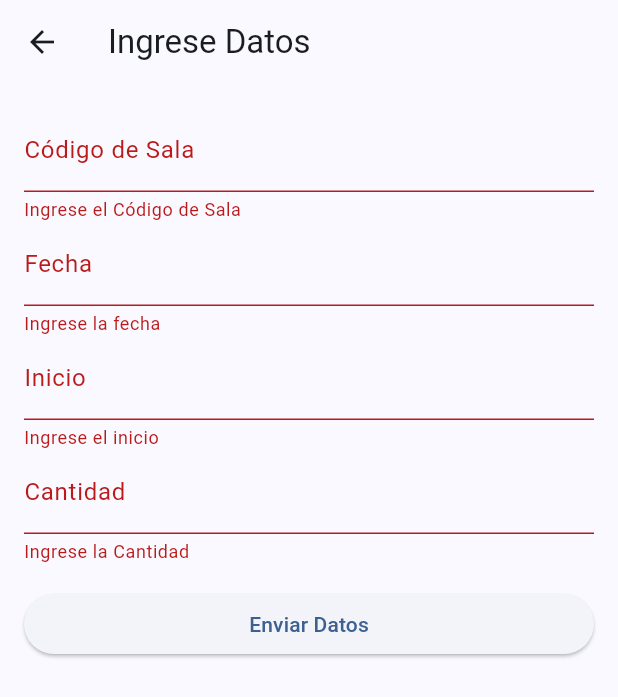
After one commit to XhrdTLS/INFB8090-ClassroomReservation, a Flutter app: the PostReserve screen opened directly, after a tap on "Enviar Datos", on a phone screen of 412 x 824 dp. The commit adds this screen. Shown: the top 697 px of the screen. Run offline on Flutter 3.47's test engine with Material 3 defaults, Android fonts, the phone set to English and light mode, and no system bars; our stand-ins replace google_sign_in, logger, shared_preferences; accounts and stored records are empty; network calls fail.

Commit message:
01122023d Get, Search, Post
- Se agregan los formularios para la creación de botones para la implementación de crear, buscar y obtener
- Se dejan finalizadas las screen Account, Login, Home y Error
- Se agregan recursos necesarios para las screens

Co-Authored-By: Gustavo <87094184+gxstvo@users.noreply.github.com>

```diff
--- /dev/null
+++ b/lib/setters/post_reserve.dart
@@ -0,0 +1,117 @@
+import 'package:flutter/material.dart';
+import 'package:mi_reserve/services/google_service.dart';
+import 'package:mi_reserve/services/reserve_service.dart';
+
+class PostReserve extends StatefulWidget {
+  final Function(String, String, String, String) onSubmit;
+
+  const PostReserve({super.key, required this.onSubmit});
+
+  @override
+  _PostReserveState createState() => _PostReserveState();
+}
+
+class _PostReserveState extends State<PostReserve> {
+  final GlobalKey<FormState> _formKey = GlobalKey<FormState>();
+  final TextEditingController roomCodeController = TextEditingController();
+  final TextEditingController dateController = TextEditingController();
+  final TextEditingController startController = TextEditingController();
+  final TextEditingController quantityController = TextEditingController();
+
+  String? roomCodeValidator(String? value) {
+    if (value == null || value.isEmpty) {
+      return 'Ingrese el Código de Sala';
+    }
+    return null;
+  }
+
+  String? dateValidator(String? value) {
+    if (value == null || value.isEmpty) {
+      return 'Ingrese la fecha';
+    }
+    return null;
+  }
+
+  String? startValidator(String? value) {
+    if (value == null || value.isEmpty) {
+      return 'Ingrese el inicio';
+    }
+    return null;
+  }
+
+  String? quantityValidator(String? value) {
+    if (value == null || value.isEmpty) {
+      return 'Ingrese la Cantidad';
+    }
+    return null;
+  }
+
+  @override
+  Widget build(BuildContext context) {
+    return Scaffold(
+      appBar: AppBar(
+        title: const Text('Ingrese Datos'),
+      ),
+      body: Padding(
+        padding: const EdgeInsets.all(16.0),
+        child: Form(
+          key: _formKey,
+          child: Column(
+            crossAxisAlignment: CrossAxisAlignment.stretch,
+            children: [
+              TextFormField(
+                controller: roomCodeController,
+                decoration: const InputDecoration(
+                    labelText: 'Código de Sala', hintText: 'hola mundo'),
+                validator: roomCodeValidator,
+              ),
+              TextFormField(
+                controller: dateController,
+                decoration: const InputDecoration(
+                    labelText: 'Fecha', hintText: 'hola mundo'),
+                validator: dateValidator,
+              ),
+              TextFormField(
+                controller: startController,
+                decoration: const InputDecoration(
+                    labelText: 'Inicio', hintText: 'hola mundo'),
+                validator: startValidator,
+              ),
+              TextFormField(
+                controller: quantityController,
+                decoration: const InputDecoration(
+                    labelText: 'Cantidad', hintText: 'hola mundo'),
+                validator: quantityValidator,
+              ),
+              const SizedBox(height: 16),
+              ElevatedButton(
+                onPressed: () async {
+                  if (_formKey.currentState?.validate() ?? false) {
+                    String roomCode = roomCodeController.text;
+                    String date = dateController.text;
+                    String start = startController.text;
+                    String quantity = quantityController.text;
+
+                    // Llamada a la función onSubmit del widget padre
+                    widget.onSubmit(roomCode, date, start, quantity);
+                    String jwt = await GoogleService.getData('idToken');
+                    //mapeamos el requestBody con los datos que sacamos del formulario
+                    Map<String, dynamic> requestBody = {
+                      'roomCode': roomCode,
+                      'date': date,
+                      'start': start,
+                      "quantity": quantity,
+                    };
+                    List<dynamic> respuesta =
+                        await ApiReserve.reserveRequest(jwt, requestBody);
+                  }
+                },
+                child: const Text('Enviar Datos'),
+              ),
+            ],
+          ),
+        ),
+      ),
+    );
+  }
+}
--- a/pubspec.yaml
+++ b/pubspec.yaml
@@ -34,7 +34,11 @@ flutter:
   uses-material-design: true
 
   assets:
+  - lib/assets/
   - lib/assets/banner_inicio.png
+  - lib/assets/icon_app.png
+  - lib/assets/schedule_app.png
+
   #   - images/a_dot_ham.jpeg
 
   # An image asset can refer to one or more resolution-specific "variants", see
```
Also changed, not shown: lib/screens/home_screen.dart (+15 -18 lines), lib/screens/login_screen.dart (+5 -2 lines), lib/services/reserve_service.dart (+8 -19 lines), lib/setters/cancel_reserve.dart (added, +59 -0 lines), lib/setters/get_reserve.dart (added, +74 -0 lines), lib/setters/get_rooms.dart (added, +45 -0 lines), lib/setters/search_reserve.dart (added, +82 -0 lines), lib/setters/search_rooms.dart (added, +51 -0 lines), lib/views/account.dart (+22 -2 lines), lib/views/cancel_reserve.dart (added, +38 -0 lines), lib/views/info_reserve.dart (added, +38 -0 lines), lib/views/request_reserve.dart (added, +37 -0 lines), lib/views/reserve.dart (+25 -6 lines), lib/views/search_rooms.dart (added, +38 -0 lines), 4 more files.
